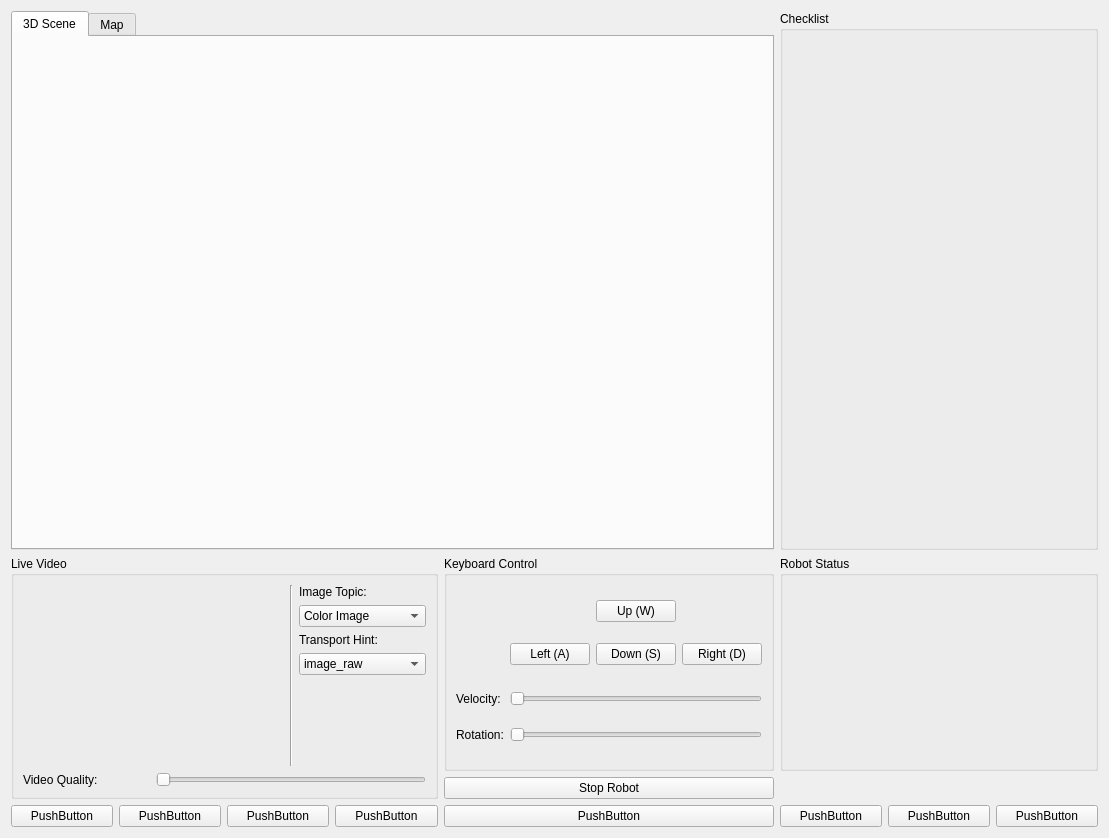
Qt form fallrisk_gui/fallrisk_rviz_gui/src/rviz_gui.ui (rxdu/fall_risk_project_ros) before a commit.
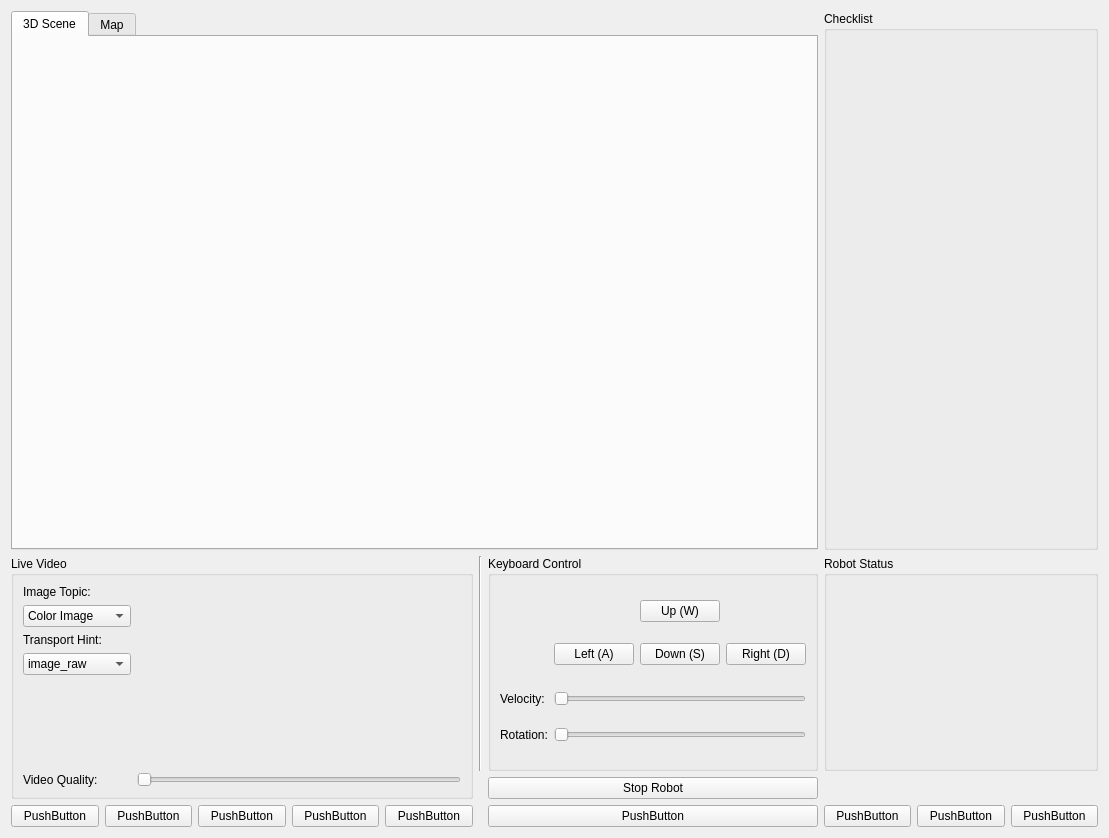
The same form after that commit.

```diff
--- a/fallrisk_gui/fallrisk_rviz_gui/src/rviz_gui.ui
+++ b/fallrisk_gui/fallrisk_rviz_gui/src/rviz_gui.ui
@@ -14,25 +14,29 @@
    <string>Health Care Robotic System</string>
   </property>
   <layout class="QGridLayout" name="gridLayout">
-   <item row="8" column="4">
+   <item row="8" column="6">
     <widget class="QPushButton" name="pushButton_17">
      <property name="text">
       <string>PushButton</string>
      </property>
     </widget>
    </item>
-   <item row="5" column="0" rowspan="3" colspan="4">
+   <item row="5" column="0" rowspan="3" colspan="5">
     <widget class="QGroupBox" name="gb_livevideo">
      <property name="title">
       <string>Live Video</string>
      </property>
      <layout class="QGridLayout" name="gridLayout_3">
-      <item row="0" column="3" rowspan="2">
-       <layout class="QFormLayout" name="videoctrol_layout">
-        <property name="fieldGrowthPolicy">
-         <enum>QFormLayout::AllNonFixedFieldsGrow</enum>
-        </property>
-        <item row="1" column="0" colspan="2">
+      <item row="0" column="0" rowspan="2">
+       <layout class="QVBoxLayout" name="verticalLayout_2">
+        <item>
+         <widget class="QLabel" name="label_3">
+          <property name="text">
+           <string>Image Topic:</string>
+          </property>
+         </widget>
+        </item>
+        <item>
          <widget class="QComboBox" name="cbImageTopic">
           <item>
            <property name="text">
@@ -46,21 +50,14 @@
           </item>
          </widget>
         </item>
-        <item row="0" column="0" colspan="2">
-         <widget class="QLabel" name="label_3">
-          <property name="text">
-           <string>Image Topic:</string>
-          </property>
-         </widget>
-        </item>
-        <item row="2" column="0" colspan="2">
+        <item>
          <widget class="QLabel" name="label_4">
           <property name="text">
            <string>Transport Hint:</string>
           </property>
          </widget>
         </item>
-        <item row="3" column="0" colspan="2">
+        <item>
          <widget class="QComboBox" name="cbTransHint">
           <item>
            <property name="text">
@@ -74,25 +71,21 @@
           </item>
          </widget>
         </item>
+        <item>
+         <spacer name="verticalSpacer">
+          <property name="orientation">
+           <enum>Qt::Vertical</enum>
+          </property>
+          <property name="sizeHint" stdset="0">
+           <size>
+            <width>20</width>
+            <height>40</height>
+           </size>
+          </property>
+         </spacer>
+        </item>
        </layout>
       </item>
-      <item row="0" column="0" rowspan="2" colspan="2">
-       <layout class="QGridLayout" name="livevideo_layout"/>
-      </item>
-      <item row="0" column="2" rowspan="2">
-       <widget class="Line" name="line">
-        <property name="orientation">
-         <enum>Qt::Vertical</enum>
-        </property>
-       </widget>
-      </item>
-      <item row="2" column="1" colspan="3">
-       <widget class="QSlider" name="horizontalSlider">
-        <property name="orientation">
-         <enum>Qt::Horizontal</enum>
-        </property>
-       </widget>
-      </item>
       <item row="2" column="0">
        <widget class="QLabel" name="label_5">
         <property name="text">
@@ -100,6 +93,16 @@
         </property>
        </widget>
       </item>
+      <item row="2" column="1" colspan="3">
+       <widget class="QSlider" name="horizontalSlider">
+        <property name="orientation">
+         <enum>Qt::Horizontal</enum>
+        </property>
+       </widget>
+      </item>
+      <item row="0" column="1" rowspan="2" colspan="3">
+       <layout class="QGridLayout" name="livevideo_layout"/>
+      </item>
      </layout>
     </widget>
    </item>
@@ -110,7 +113,7 @@
      </property>
     </widget>
    </item>
-   <item row="8" column="3">
+   <item row="8" column="4">
     <widget class="QPushButton" name="pushButton_7">
      <property name="text">
       <string>PushButton</string>
@@ -124,21 +127,21 @@
      </property>
     </widget>
    </item>
-   <item row="8" column="5">
-    <widget class="QPushButton" name="pushButton">
-     <property name="text">
-      <string>PushButton</string>
-     </property>
-    </widget>
-   </item>
-   <item row="8" column="6">
+   <item row="8" column="8">
     <widget class="QPushButton" name="pushButton_2">
      <property name="text">
       <string>PushButton</string>
      </property>
     </widget>
    </item>
-   <item row="5" column="4" rowspan="2">
+   <item row="8" column="7">
+    <widget class="QPushButton" name="pushButton">
+     <property name="text">
+      <string>PushButton</string>
+     </property>
+    </widget>
+   </item>
+   <item row="5" column="6" rowspan="2">
     <widget class="QGroupBox" name="gb_keyctrl">
      <property name="title">
       <string>Keyboard Control</string>
@@ -220,21 +223,35 @@
      </layout>
     </widget>
    </item>
-   <item row="5" column="5" rowspan="2" colspan="3">
+   <item row="5" column="7" rowspan="2" colspan="3">
     <widget class="QGroupBox" name="gb_robotstatus">
      <property name="title">
       <string>Robot Status</string>
      </property>
     </widget>
    </item>
-   <item row="0" column="5" rowspan="5" colspan="3">
+   <item row="8" column="9">
+    <widget class="QPushButton" name="pushButton_3">
+     <property name="text">
+      <string>PushButton</string>
+     </property>
+    </widget>
+   </item>
+   <item row="0" column="7" rowspan="5" colspan="3">
     <widget class="QGroupBox" name="gb_checklist">
      <property name="title">
       <string>Checklist</string>
      </property>
     </widget>
    </item>
-   <item row="0" column="0" rowspan="5" colspan="5">
+   <item row="8" column="3">
+    <widget class="QPushButton" name="pushButton_9">
+     <property name="text">
+      <string>PushButton</string>
+     </property>
+    </widget>
+   </item>
+   <item row="0" column="0" rowspan="5" colspan="7">
     <widget class="QTabWidget" name="tab_display">
      <property name="currentIndex">
       <number>0</number>
@@ -256,27 +273,27 @@
      </widget>
     </widget>
    </item>
-   <item row="8" column="7">
-    <widget class="QPushButton" name="pushButton_3">
-     <property name="text">
-      <string>PushButton</string>
-     </property>
-    </widget>
-   </item>
-   <item row="8" column="2">
-    <widget class="QPushButton" name="pushButton_9">
-     <property name="text">
-      <string>PushButton</string>
-     </property>
-    </widget>
-   </item>
-   <item row="7" column="4">
+   <item row="7" column="6">
     <widget class="QPushButton" name="pushButton_4">
      <property name="text">
       <string>Stop Robot</string>
      </property>
     </widget>
    </item>
+   <item row="5" column="5" rowspan="2">
+    <widget class="Line" name="line">
+     <property name="orientation">
+      <enum>Qt::Vertical</enum>
+     </property>
+    </widget>
+   </item>
+   <item row="8" column="2">
+    <widget class="QPushButton" name="pushButton_5">
+     <property name="text">
+      <string>PushButton</string>
+     </property>
+    </widget>
+   </item>
   </layout>
  </widget>
  <resources/>
```
